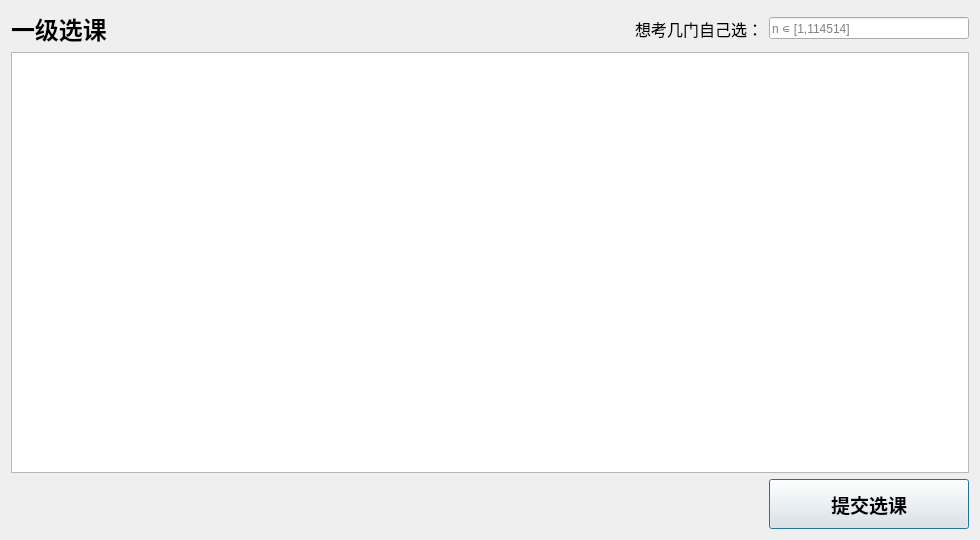
This is src/utils/registration.ui in Pillowe582/GPAChess as Qt 5 draws it before an edit. The edited form follows.
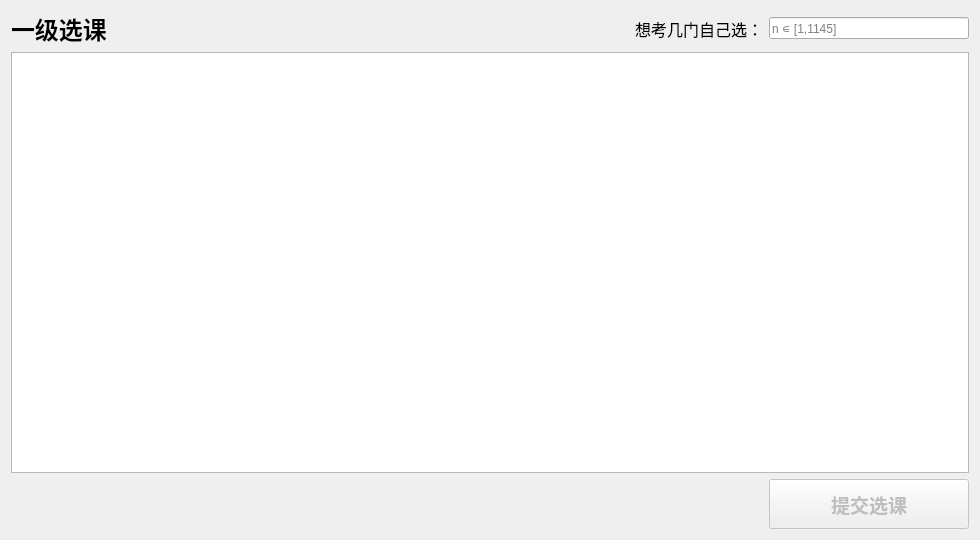
This is the edited form.

```diff
--- a/src/utils/registration.ui
+++ b/src/utils/registration.ui
@@ -56,7 +56,7 @@
         <number>6</number>
        </property>
        <property name="placeholderText">
-        <string>n ∊ [1,114514]</string>
+        <string>n ∊ [1,1145]</string>
        </property>
       </widget>
      </item>
@@ -71,6 +71,9 @@
    </item>
    <item alignment="Qt::AlignmentFlag::AlignRight">
     <widget class="QPushButton" name="submitCourses">
+     <property name="enabled">
+      <bool>false</bool>
+     </property>
      <property name="sizePolicy">
       <sizepolicy hsizetype="Fixed" vsizetype="Preferred">
        <horstretch>0</horstretch>
```
